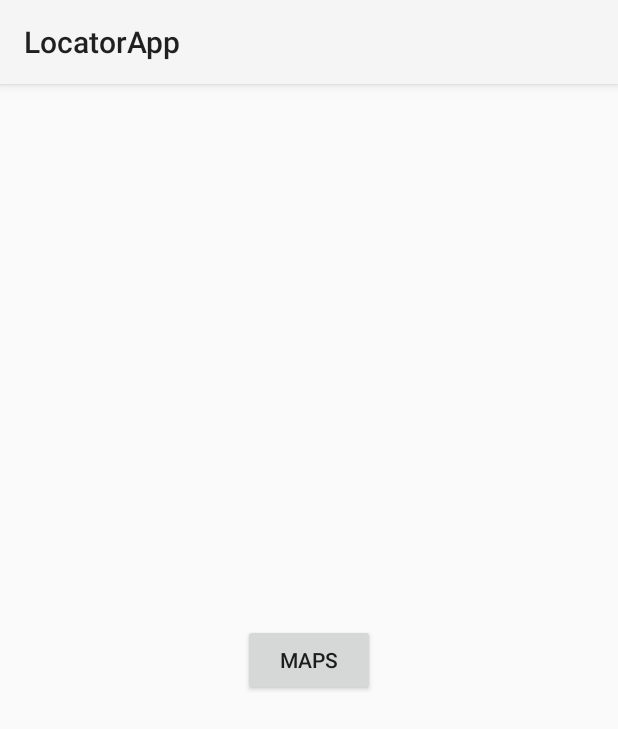
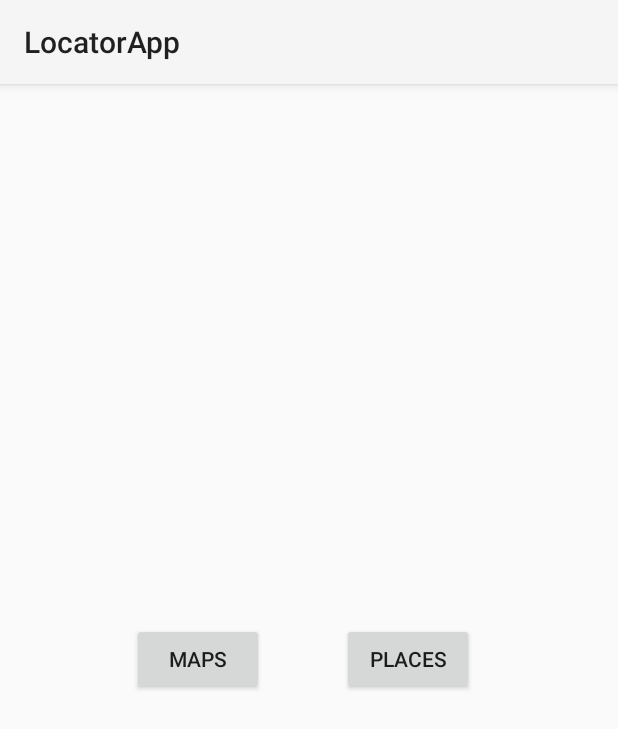
Before and after one commit to VaishSiddharth/LocatorApp, an Android app: the screen it shows after launch (LaunchActivity), on a phone screen of 412 x 824 dp. Shown: the top 729 px of the screen. Run offline under Robolectric (Android 15) with nearby library versions, the phone set to English and light mode, and no system bars.

Commit message:
Places api implemented

```diff
--- a/app/build.gradle
+++ b/app/build.gradle
@@ -29,4 +29,5 @@ dependencies {
     implementation 'com.android.support:design:28.0.0-alpha1'
     implementation 'com.google.android.gms:play-services-location:15.0.1'
     implementation 'com.google.android.gms:play-services-maps:15.0.1'
+    implementation 'com.google.android.gms:play-services-places:15.0.1'
 }
--- a/app/src/main/AndroidManifest.xml
+++ b/app/src/main/AndroidManifest.xml
@@ -20,8 +20,7 @@
 
         <activity
             android:name=".MainActivity"
-            android:label="@string/app_name">
-        </activity>
+            android:label="@string/app_name"></activity>
         <!--
         Service to asynchronously fetch a location address using a Geocoder. Setting the
         android:exported attribute to "false" stops other apps from starting this
@@ -38,6 +37,7 @@
                 <category android:name="android.intent.category.LAUNCHER" />
             </intent-filter>
         </activity>
+        <activity android:name=".PlacesActivity"></activity>
     </application>
 
 </manifest>
--- a/app/src/main/java/com/example/sidvaish/locatorapp/LaunchActivity.java
+++ b/app/src/main/java/com/example/sidvaish/locatorapp/LaunchActivity.java
@@ -18,4 +18,10 @@ public class LaunchActivity extends AppCompatActivity{
         Intent intent = new Intent(LaunchActivity.this, MainActivity.class);
         startActivity(intent);
     }
+
+    public void place(View view)
+    {
+        Intent intent = new Intent(LaunchActivity.this, PlacesActivity.class);
+        startActivity(intent);
+    }
 }
--- a/app/src/main/res/layout/activity_launch.xml
+++ b/app/src/main/res/layout/activity_launch.xml
@@ -20,6 +20,27 @@
         android:text="Maps"
         app:layout_constraintBottom_toBottomOf="parent"
         app:layout_constraintEnd_toEndOf="parent"
+        app:layout_constraintHorizontal_bias="0.26"
         app:layout_constraintStart_toStartOf="parent"
-        app:layout_constraintTop_toTopOf="parent" />
+        app:layout_constraintTop_toTopOf="parent"
+        app:layout_constraintVertical_bias="0.499" />
+
+    <Button
+        android:id="@+id/button2"
+        android:layout_width="wrap_content"
+        android:layout_height="wrap_content"
+        android:layout_marginBottom="8dp"
+        android:layout_marginEnd="8dp"
+        android:layout_marginLeft="8dp"
+        android:layout_marginRight="8dp"
+        android:layout_marginStart="8dp"
+        android:layout_marginTop="8dp"
+        android:onClick="place"
+        android:text="Places"
+        app:layout_constraintBottom_toBottomOf="parent"
+        app:layout_constraintEnd_toEndOf="parent"
+        app:layout_constraintHorizontal_bias="0.714"
+        app:layout_constraintStart_toStartOf="parent"
+        app:layout_constraintTop_toTopOf="parent"
+        app:layout_constraintVertical_bias="0.499" />
 </android.support.constraint.ConstraintLayout>
```
Also changed, not shown: app/src/main/java/com/example/sidvaish/locatorapp/MainActivity.java (+30 -2 lines), app/src/main/java/com/example/sidvaish/locatorapp/PlacesActivity.java (added, +44 -0 lines), app/src/main/res/layout/activity_main.xml (+12 -1 lines), app/src/main/res/layout/activity_places.xml (added, +15 -0 lines), 1 other file.
